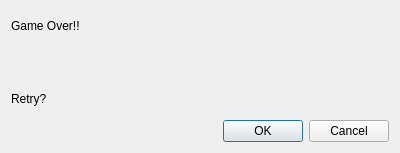
Qt form dialog_gameover.ui (wow056/Tetris-Postech) before a commit.
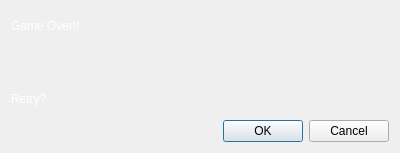
The same form after that commit.

What changed in the file:
```diff
--- a/dialog_gameover.ui
+++ b/dialog_gameover.ui
@@ -14,13 +14,6 @@
    <string>Dialog</string>
   </property>
   <layout class="QGridLayout" name="gridLayout">
-   <item row="0" column="0">
-    <widget class="QLabel" name="label">
-     <property name="text">
-      <string>Game Over!!</string>
-     </property>
-    </widget>
-   </item>
    <item row="1" column="0">
     <widget class="QLabel" name="label_showScore">
      <property name="text">
@@ -31,7 +24,7 @@
    <item row="2" column="0">
     <widget class="QLabel" name="label_3">
      <property name="text">
-      <string>Retry?</string>
+      <string>&lt;font color='white'&gt;Retry?</string>
      </property>
     </widget>
    </item>
@@ -45,6 +38,18 @@
      </property>
     </widget>
    </item>
+   <item row="0" column="0">
+    <widget class="QLabel" name="label">
+     <property name="font">
+      <font>
+       <family>Arial</family>
+      </font>
+     </property>
+     <property name="text">
+      <string>&lt;font color='white'&gt;Game Over!!</string>
+     </property>
+    </widget>
+   </item>
   </layout>
  </widget>
  <resources/>
```
Left out of the diff: 5 changed lines with no effect on the pictures.
